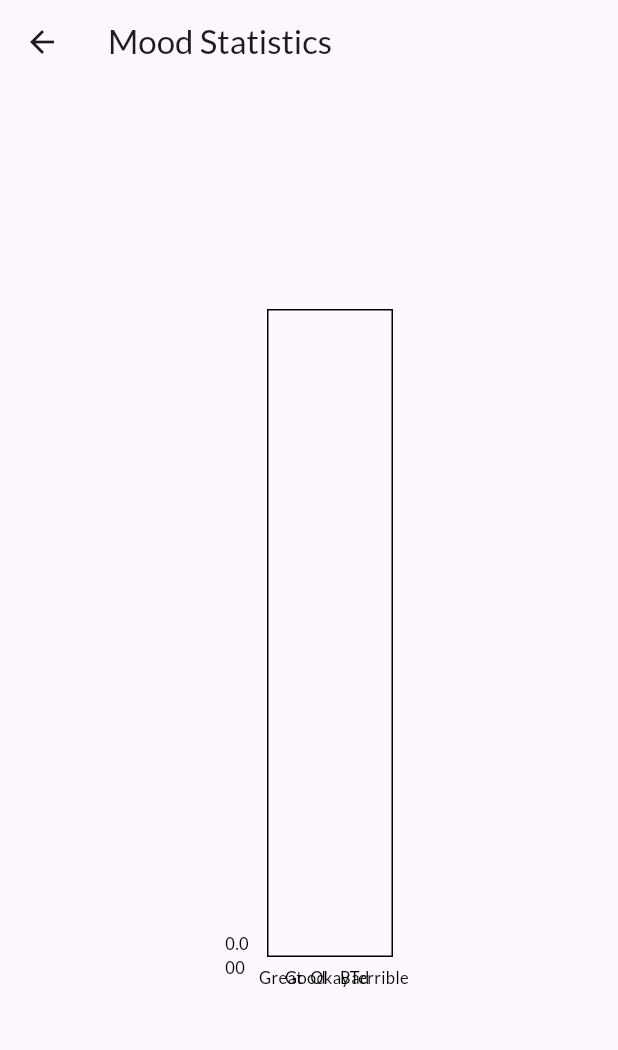
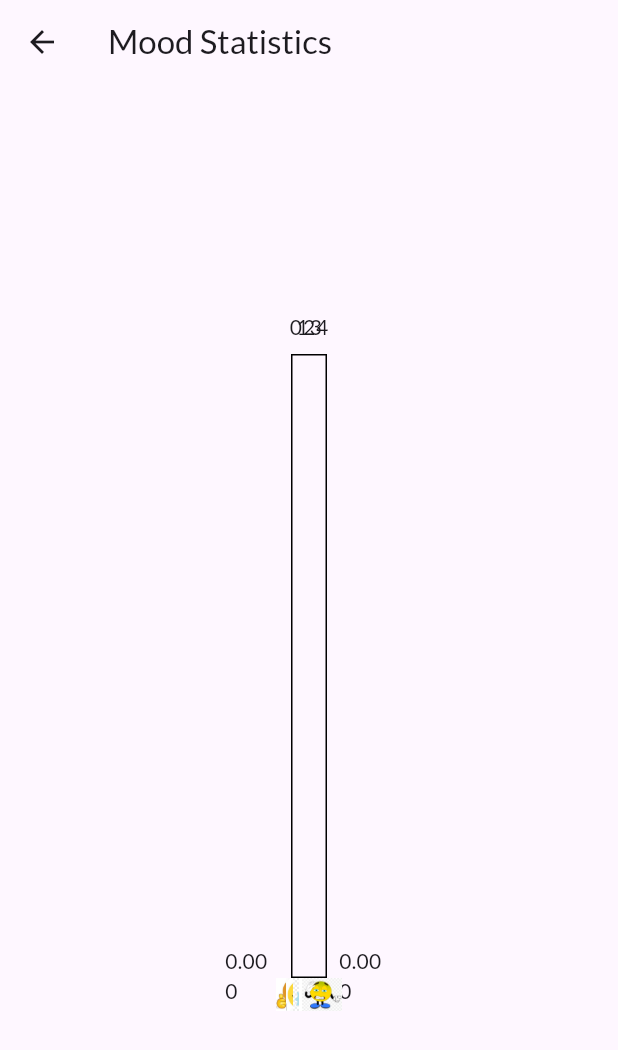
Before and after one commit to ingyeomnote/mood_tracker, a Flutter app: the screen it shows after launch, after a tap on the "bar chart" icon, on a phone screen of 412 x 824 dp. Shown: the top 1050 px of the screen. Run offline on Flutter 3.47's test engine with Material 3 defaults, Android fonts, the phone set to English and light mode, and no system bars; drawn by our look-alikes of fl_chart; our stand-ins replace google_fonts, shared_preferences, table_calendar.

```diff
--- a/lib/statistics_page.dart
+++ b/lib/statistics_page.dart
@@ -3,20 +3,19 @@ import 'package:fl_chart/fl_chart.dart';
 
 class StatisticsPage extends StatelessWidget {
   final Map<DateTime, String> moodEvents;
-
   StatisticsPage({required this.moodEvents});
+  // 각 감정 이미지 경로를 키로, 해당 감정의 빈도를 값으로 갖는 맵 초기화
+  Map<String, int> moodCounts = { // moodcounts: 감정 -> key, 횟수 : value
+    'assets/Great.png': 0,
+    'assets/Good.png': 0,
+    'assets/Okay.png': 0,
+    'assets/Bad.png': 0,
+    'assets/Terrible.png': 0,
+  };
 
   @override
   Widget build(BuildContext context) {
     print("statistics_page의 context $context");
-    // 각 감정 이미지 경로를 키로, 해당 감정의 빈도를 값으로 갖는 맵 초기화
-    Map<String, int> moodCounts = { // moodcounts: 감정 -> key, 횟수 : value
-      'assets/Great.png': 0,
-      'assets/Good.png': 0,
-      'assets/Okay.png': 0,
-      'assets/Bad.png': 0,
-      'assets/Terrible.png': 0,
-    };
 
     // moodEvents 맵을 순회하면서 각 감정의 빈도를 moodCounts 맵에 저장
     moodEvents.values.forEach((mood) {
@@ -35,7 +34,7 @@ class StatisticsPage extends StatelessWidget {
           x: index, // x축 값 설정
           barRods: [
             // 각 막대의 높이(y 값)와 색상 설정
-            BarChartRodData(y: value.toDouble(), colors: [Colors.blue])
+            BarChartRodData(toY: value.toDouble(), color: Colors.blue),
           ],
         ),
       );
@@ -54,27 +53,14 @@ class StatisticsPage extends StatelessWidget {
             alignment: BarChartAlignment.spaceAround, // 막대 정렬 방식 설정
             barGroups: barGroups, // 생성된 barGroups 데이터 설정
             titlesData: FlTitlesData(
-              leftTitles: SideTitles(showTitles: true), // y축 타이틀 표시 설정
-              bottomTitles: SideTitles(
-                showTitles: true, // x축 타이틀 표시 설정
-                getTitles: (double value) { // -> 문자를 넣어서 실제 데이터와 매핑해야함,,,
-                  // x축 타이틀을 문자열로 변환하여 반환
-                  switch (value.toInt()) { // -> 실제 local 데이터와 매칭되지 않음
-                    case 0:
-                      return 'Great';
-                    case 1:
-                      return 'Good';
-                    case 2:
-                      return 'Okay';
-                    case 3:
-                      return 'Bad';
-                    case 4:
-                      return 'Terrible';
-                    default:
-                      return '';
-                  }
-                },
-                reservedSize: 30, // x축 타이틀 영역 크기 설정
+              show: true,
+              bottomTitles: AxisTitles(
+                sideTitles: SideTitles(
+                  showTitles: true,
+                  getTitlesWidget: (double value, TitleMeta meta){
+                    return _getImageForTitle(value.toInt());
+                  },
+                ),
               ),
             ),
           ),
@@ -82,4 +68,14 @@ class StatisticsPage extends StatelessWidget {
       ),
     );
   }
+
+  Widget _getImageForTitle(int index){
+    List<String> keys = moodCounts.keys.toList();
+
+    if(index < 0 || index >= keys.length) {
+      return const SizedBox.shrink(); // index가 유효하지 않을 때 아무것도 렌더링하지 않음
+    }
+
+    return Image.asset(keys[index]);
+  }
 }
```
